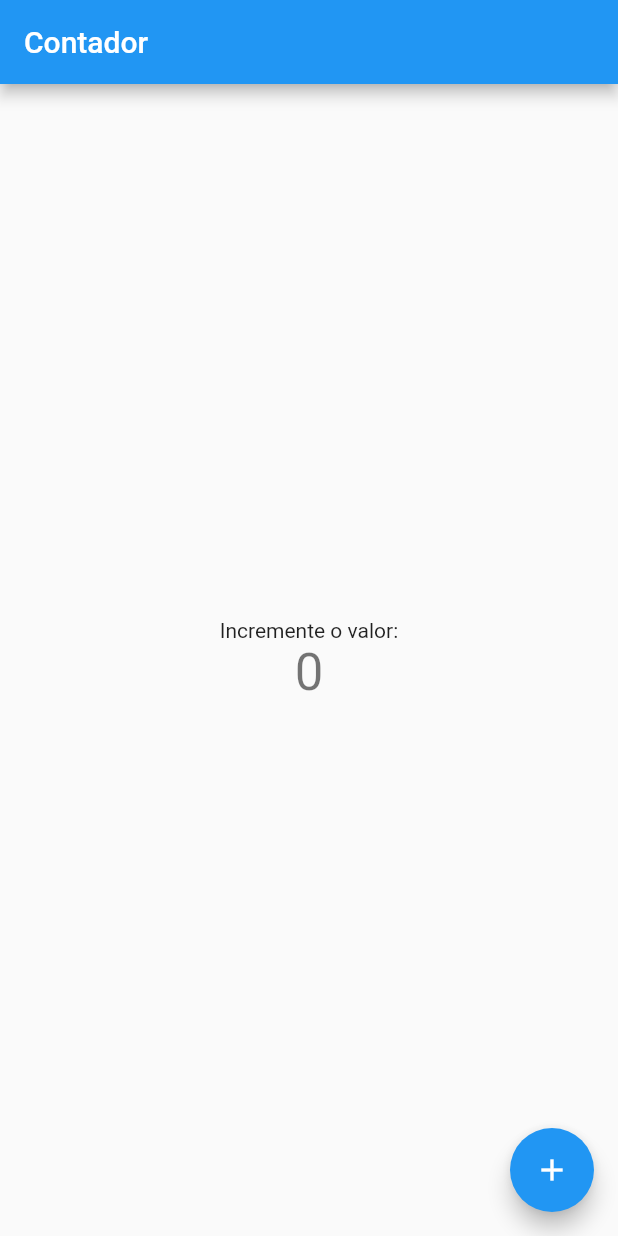
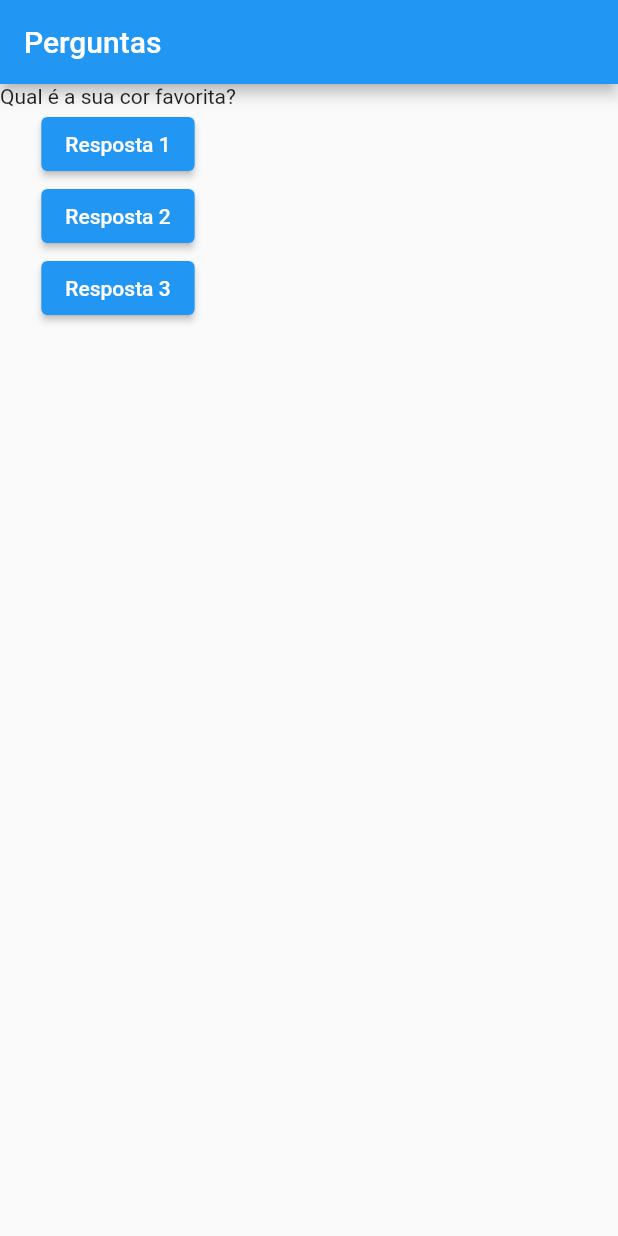
Before and after one commit to devevandro/curso-flutter, a Flutter app: the screen it shows after launch, on a phone screen of 412 x 824 dp. Run offline on Flutter 3.47's test engine with Material 2 defaults, Android fonts, the phone set to English and light mode, and no system bars.

Commit message:
Inicio do projeto

```diff
--- a/projeto_perguntas/lib/main.dart
+++ b/projeto_perguntas/lib/main.dart
@@ -1,65 +1,54 @@
 import 'package:flutter/material.dart';
+import './questao.dart';
 
-void main() {
-  runApp(MyApp());
-}
+main() => runApp(PerguntaApp());
 
-class MyApp extends StatelessWidget {
+class _PerguntaAppState extends State<PerguntaApp> {
+  var _perguntaSelecionada = 0;
+  void _responder() {
+    setState(() {
+      _perguntaSelecionada++;
+    });
+    print(_perguntaSelecionada);
+  }
+
   @override
   Widget build(BuildContext context) {
+    final List<String> perguntas = [
+      'Qual é a sua cor favorita?',
+      'Qual é o seu animal favorito?',
+    ];
+
     return MaterialApp(
-      title: 'Flutter Demo',
-      theme: ThemeData(
-        primarySwatch: Colors.blue,
+      home: Scaffold(
+        appBar: AppBar(
+          title: Text('Perguntas'),
+        ),
+        body: Column(
+          children: [
+            Questao(perguntas[_perguntaSelecionada]),
+            ElevatedButton(
+              child: Text('Resposta 1'),
+              onPressed: _responder,
+            ),
+            ElevatedButton(
+              child: Text('Resposta 2'),
+              onPressed: _responder,
+            ),
+            ElevatedButton(
+              child: Text('Resposta 3'),
+              onPressed: _responder,
+            ),
+          ],
+        ),
       ),
-      home: MyHomePage(title: 'Contador'),
     );
   }
 }
 
-class MyHomePage extends StatefulWidget {
-  MyHomePage({Key? key, required this.title}) : super(key: key);
-
-  final String title;
-
+class PerguntaApp extends StatefulWidget {
   @override
-  _MyHomePageState createState() => _MyHomePageState();
-}
-
-class _MyHomePageState extends State<MyHomePage> {
-  int _counter = 0;
-
-  void _incrementCounter() {
-    setState(() {
-      _counter++;
-    });
-  }
-
-  @override
-  Widget build(BuildContext context) {
-    return Scaffold(
-      appBar: AppBar(
-        title: Text(widget.title),
-      ),
-      body: Center(
-        child: Column(
-          mainAxisAlignment: MainAxisAlignment.center,
-          children: <Widget>[
-            Text(
-              'Incremente o valor:',
-            ),
-            Text(
-              '$_counter',
-              style: Theme.of(context).textTheme.headline4,
-            ),
-          ],
-        ),
-      ),
-      floatingActionButton: FloatingActionButton(
-        onPressed: _incrementCounter,
-        tooltip: 'Increment',
-        child: Icon(Icons.add),
-      ),
-    );
+  _PerguntaAppState createState() {
+    return _PerguntaAppState();
   }
 }
--- /dev/null
+++ b/projeto_perguntas/lib/questao.dart
@@ -0,0 +1,12 @@
+import 'package:flutter/material.dart';
+
+class Questao extends StatelessWidget {
+  final String texto;
+
+  Questao(this.texto);
+
+  @override
+  Widget build(BuildContext context) {
+    return Text(texto);
+  }
+}
```
Also changed, not shown: 1 other file.
